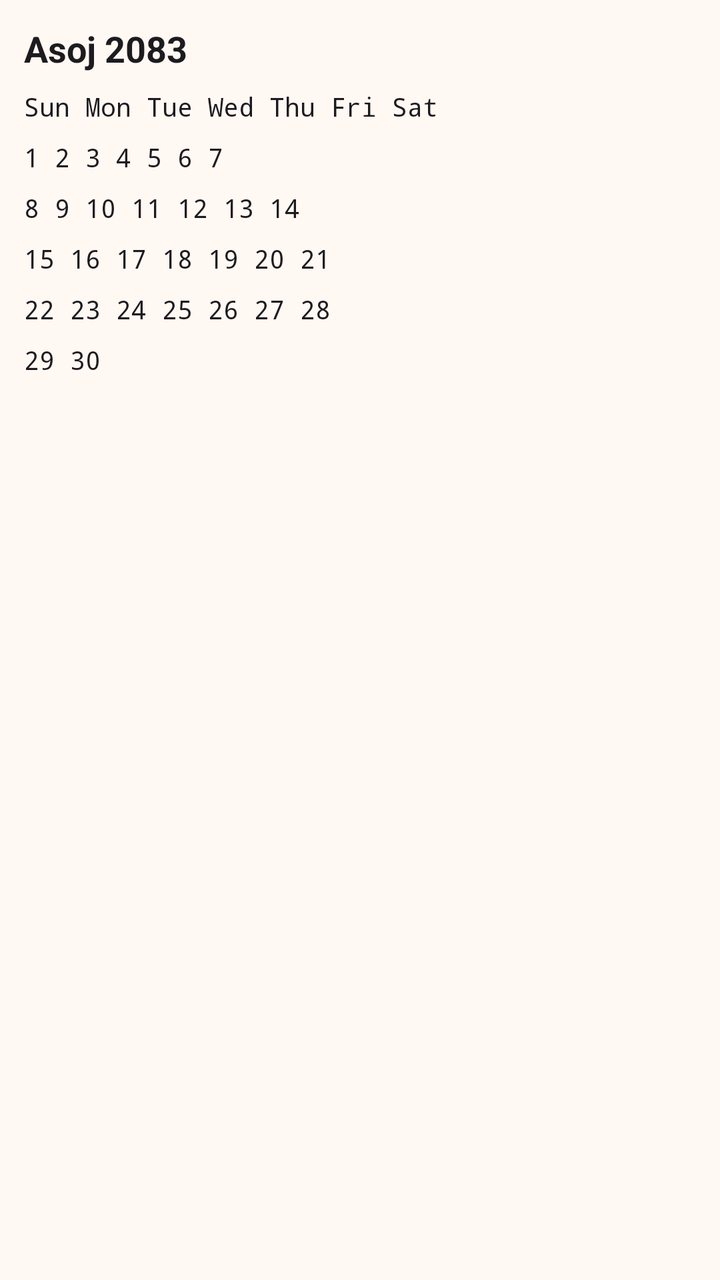
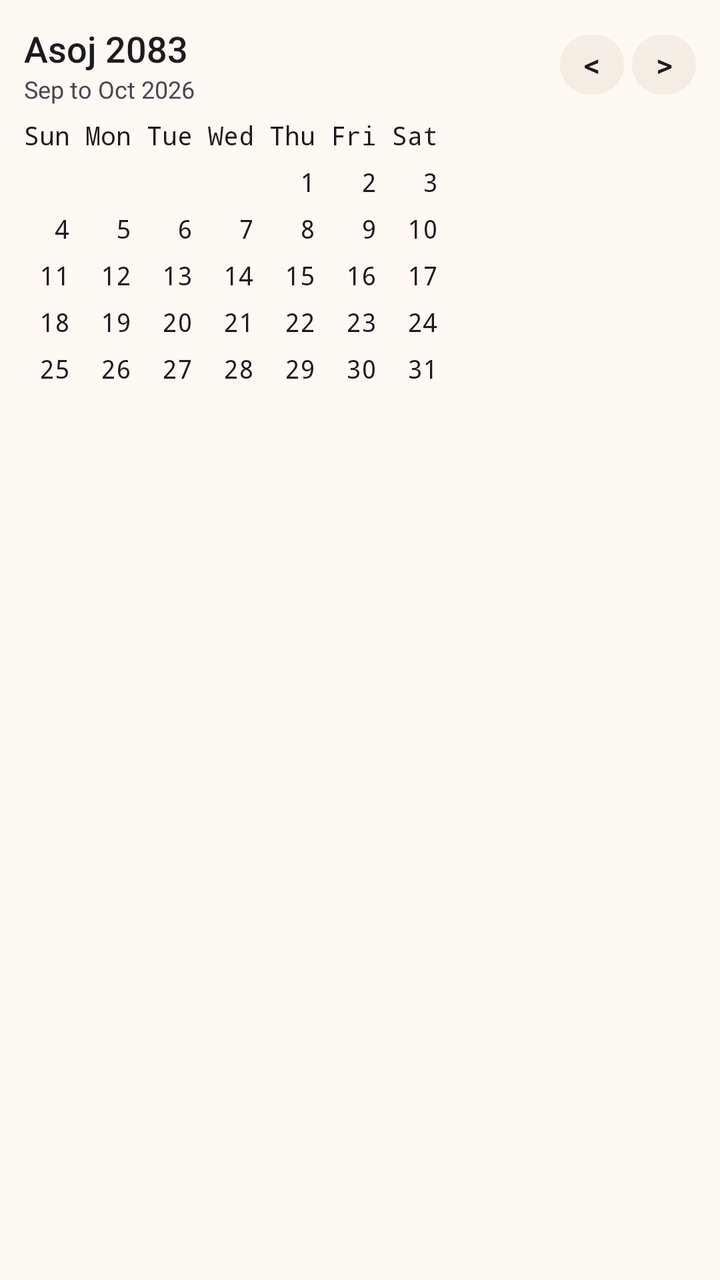

Screens rendered from an Android XML layout before and after an edit, with the pre-edit source and the edit as a unified diff.
<!-- AndroidManifest.xml: application theme Theme.Nepdate -->
<!-- res/layout/widget_preview_month.xml -->
<?xml version="1.0" encoding="utf-8"?>
<LinearLayout xmlns:android="http://schemas.android.com/apk/res/android"
    xmlns:tools="http://schemas.android.com/tools"
    android:layout_width="match_parent"
    android:layout_height="match_parent"
    android:background="@drawable/widget_shape_28"
    android:backgroundTint="@color/nepdate_background"
    android:orientation="vertical"
    android:padding="12dp"
    tools:ignore="Overdraw,HardcodedText">

    <TextView
        android:layout_width="wrap_content"
        android:layout_height="wrap_content"
        android:text="@string/widget_preview_month"
        android:textColor="@color/widget_preview_text"
        android:textSize="18sp"
        android:textStyle="bold" />

    <TextView
        android:layout_width="wrap_content"
        android:layout_height="wrap_content"
        android:layout_marginTop="8dp"
        android:fontFamily="monospace"
        android:lineSpacingExtra="10dp"
        android:text="@string/widget_preview_grid"
        android:textColor="@color/widget_preview_text"
        android:textSize="13sp" />
</LinearLayout>
<!-- resources referenced by this layout -->
<resources>
  <color name="nepdate_background">#FFF8F3</color>
  <color name="widget_preview_text">#1C1B1F</color>
  <!-- drawable widget_shape_28 (drawable) -->
  <?xml version="1.0" encoding="utf-8"?>
  <shape xmlns:android="http://schemas.android.com/apk/res/android" android:shape="rectangle">
      <solid android:color="#FFFFFFFF" />
      <corners
          android:bottomLeftRadius="28dp"
          android:bottomRightRadius="28dp"
          android:topLeftRadius="28dp"
          android:topRightRadius="28dp" />
  </shape>
  <string name="widget_preview_grid">Sun Mon Tue Wed Thu Fri Sat\n1  2  3  4  5  6  7\n8  9 10 11 12 13 14\n15 16 17 18 19 20 21\n22 23 24 25 26 27 28\n29 30</string>
  <string name="widget_preview_month">Asoj 2083</string>
  <style name="Theme.Nepdate" parent="android:style/Theme.Material.Light.NoActionBar">
          <item name="android:windowBackground">@color/nepdate_background</item>
          <item name="android:statusBarColor">@android:color/transparent</item>
          <item name="android:navigationBarColor">@android:color/transparent</item>
          <item name="android:windowLightStatusBar">true</item>
      </style>
</resources>

<!-- the commit's change to res/layout/widget_preview_month.xml (unified diff, before → after) -->
@@ -7,23 +7,75 @@
     android:backgroundTint="@color/nepdate_background"
     android:orientation="vertical"
     android:padding="12dp"
-    tools:ignore="Overdraw,HardcodedText">
+    tools:ignore="Overdraw,UnusedAttribute">
+
+    <LinearLayout
+        android:layout_width="match_parent"
+        android:layout_height="wrap_content"
+        android:gravity="center_vertical"
+        android:orientation="horizontal">
+
+        <LinearLayout
+            android:layout_width="0dp"
+            android:layout_height="wrap_content"
+            android:layout_weight="1"
+            android:orientation="vertical">
+
+            <TextView
+                android:layout_width="wrap_content"
+                android:layout_height="wrap_content"
+                android:ellipsize="end"
+                android:maxLines="1"
+                android:text="@string/widget_preview_month"
+                android:textColor="@color/widget_preview_text"
+                android:textFontWeight="500"
+                android:textSize="18sp" />
+
+            <TextView
+                android:layout_width="wrap_content"
+                android:layout_height="wrap_content"
+                android:ellipsize="end"
+                android:maxLines="1"
+                android:text="@string/widget3_preview_ad_span"
+                android:textColor="@color/widget_preview_soft"
+                android:textFontWeight="400"
+                android:textSize="12sp" />
+        </LinearLayout>
+
+        <TextView
+            android:layout_width="32dp"
+            android:layout_height="30dp"
+            android:background="@drawable/widget_shape_pill"
+            android:backgroundTint="@color/widget_preview_surface"
+            android:gravity="center"
+            android:text="&lt;"
+            android:textColor="@color/widget_preview_text"
+            android:textFontWeight="500"
+            android:textSize="16sp"
+            tools:ignore="HardcodedText" />
+
+        <TextView
+            android:layout_width="32dp"
+            android:layout_height="30dp"
+            android:layout_marginStart="4dp"
+            android:background="@drawable/widget_shape_pill"
+            android:backgroundTint="@color/widget_preview_surface"
+            android:gravity="center"
+            android:text="&gt;"
+            android:textColor="@color/widget_preview_text"
+            android:textFontWeight="500"
+            android:textSize="16sp"
+            tools:ignore="HardcodedText" />
+    </LinearLayout>
 
     <TextView
         android:layout_width="wrap_content"
         android:layout_height="wrap_content"
-        android:text="@string/widget_preview_month"
-        android:textColor="@color/widget_preview_text"
-        android:textSize="18sp"
-        android:textStyle="bold" />
-
-    <TextView
-        android:layout_width="wrap_content"
-        android:layout_height="wrap_content"
-        android:layout_marginTop="8dp"
+        android:layout_marginTop="6dp"
         android:fontFamily="monospace"
-        android:lineSpacingExtra="10dp"
+        android:lineSpacingExtra="8dp"
         android:text="@string/widget_preview_grid"
         android:textColor="@color/widget_preview_text"
+        android:textFontWeight="400"
         android:textSize="13sp" />
 </LinearLayout>
<!-- resource entries referenced after the edit -->
@@ -1,6 +1,8 @@
 <!-- resources referenced by this layout -->
 <resources>
   <color name="nepdate_background">#FFF8F3</color>
+  <color name="widget_preview_soft">#49454F</color>
+  <color name="widget_preview_surface">#F5ECE3</color>
   <color name="widget_preview_text">#1C1B1F</color>
   <!-- drawable widget_shape_28 (drawable) -->
   <?xml version="1.0" encoding="utf-8"?>
@@ -12,7 +14,18 @@
           android:topLeftRadius="28dp"
           android:topRightRadius="28dp" />
   </shape>
-  <string name="widget_preview_grid">Sun Mon Tue Wed Thu Fri Sat\n1  2  3  4  5  6  7\n8  9 10 11 12 13 14\n15 16 17 18 19 20 21\n22 23 24 25 26 27 28\n29 30</string>
+  <!-- drawable widget_shape_pill (drawable) -->
+  <?xml version="1.0" encoding="utf-8"?>
+  <shape xmlns:android="http://schemas.android.com/apk/res/android" android:shape="rectangle">
+      <solid android:color="#FFFFFFFF" />
+      <corners
+          android:bottomLeftRadius="100dp"
+          android:bottomRightRadius="100dp"
+          android:topLeftRadius="100dp"
+          android:topRightRadius="100dp" />
+  </shape>
+  <string name="widget3_preview_ad_span">Sep to Oct 2026</string>
+  <string name="widget_preview_grid">"Sun Mon Tue Wed Thu Fri Sat\n                  1   2   3\n  4   5   6   7   8   9  10\n 11  12  13  14  15  16  17\n 18  19  20  21  22  23  24\n 25  26  27  28  29  30  31"</string>
   <string name="widget_preview_month">Asoj 2083</string>
   <style name="Theme.Nepdate" parent="android:style/Theme.Material.Light.NoActionBar">
           <item name="android:windowBackground">@color/nepdate_background</item>
